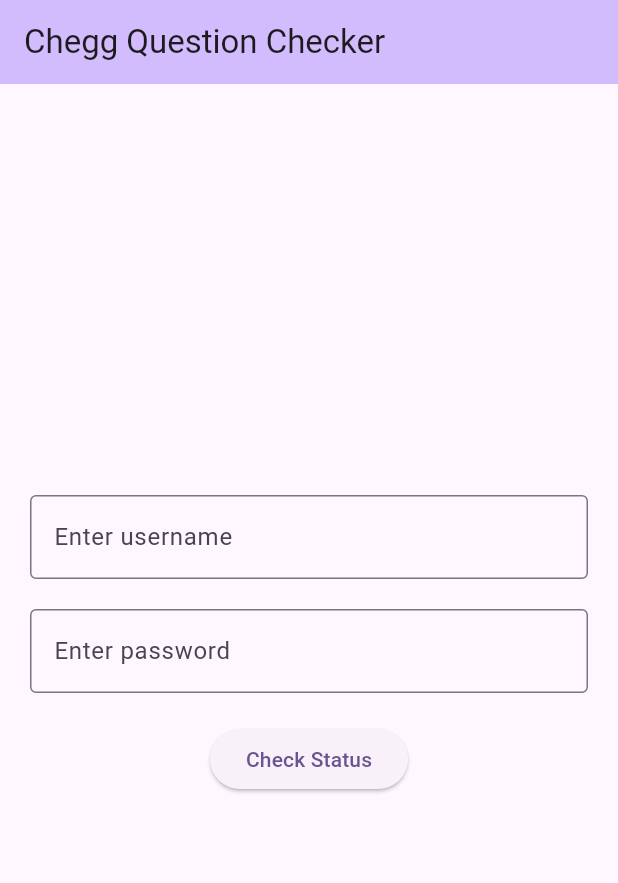
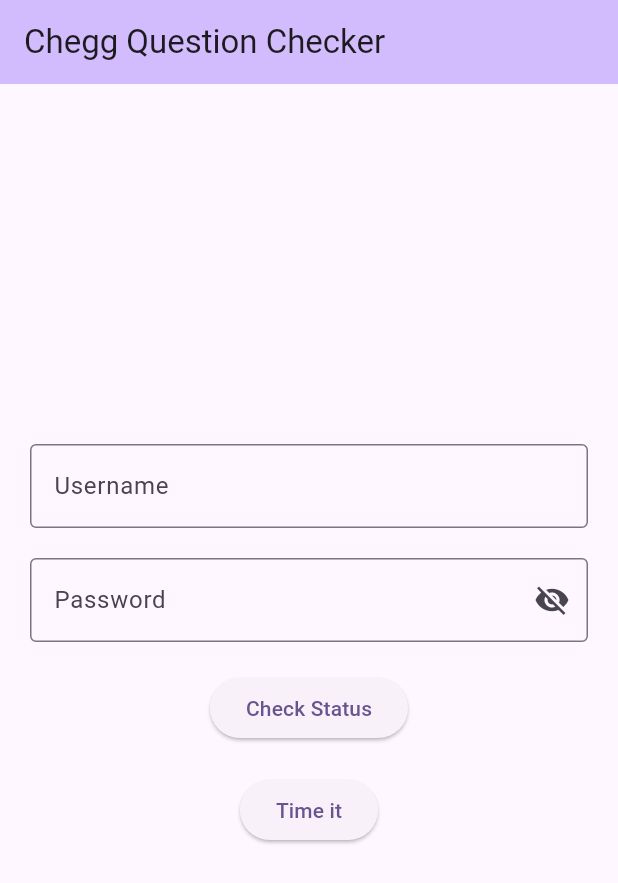
Before and after one commit to suraj-mandal/CheggNotifierFrontend, a Flutter app: the screen it shows after launch, on a phone screen of 412 x 824 dp. Shown: the top 883 px of the screen. Run offline on Flutter 3.47's test engine with Material 2 defaults, Android fonts, the phone set to English and light mode, and no system bars.

Commit message:
Fixed loading bug and better used error handling

```diff
--- /dev/null
+++ b/lib/exceptions/service_exceptions.dart
@@ -0,0 +1,13 @@
+import 'dart:io';
+
+class ServerException extends HttpException {
+  const ServerException(super.message);
+}
+
+class BadRequestException extends HttpException {
+  const BadRequestException(super.message);
+}
+
+class ClientException extends HttpException {
+  const ClientException(super.message);
+}
--- a/lib/pages/user_details_page.dart
+++ b/lib/pages/user_details_page.dart
@@ -1,14 +1,15 @@
+import 'package:chegg_no_question_notifier/exceptions/service_exceptions.dart';
 import 'package:chegg_no_question_notifier/model/availability_status.dart';
 import 'package:chegg_no_question_notifier/service/notification_service.dart';
+import 'package:chegg_no_question_notifier/widgets/separator.dart';
 import 'package:flutter/material.dart';
-
 
 class UserDetailsPage extends StatefulWidget {
   const UserDetailsPage({super.key, required this.title});
 
   // This widget is the home page of your application. It is stateful, meaning
   // that it has a State object (defined below) that contains fields that affect
-  // how it looks.
+  // how it looks.import 'package:chegg_no_question_notifier/exceptions/service_exceptions.dart';
 
   // This class is the configuration for the state. It holds the values (in this
   // case the title) provided by the parent (in this case the App widget) and
@@ -25,7 +26,14 @@ class _UserDetailsPageState extends State<UserDetailsPage> {
   // used to handle the input from the user
   final TextEditingController _usernameController = TextEditingController();
   final TextEditingController _passwordController = TextEditingController();
-  Future<AvailabilityStatus>? _availabilityStatus;
+  AvailabilityStatus? _availabilityStatus;
+
+  bool isTimerOn = false;
+  bool isLoading = false;
+
+  bool passwordVisible = false;
+
+  String? _error;
 
   @override
   Widget build(BuildContext context) {
@@ -37,57 +45,149 @@ class _UserDetailsPageState extends State<UserDetailsPage> {
       body: Container(
           alignment: Alignment.center,
           padding: const EdgeInsets.all(20.0),
-          child: buildColumn()),
-    );
-  }
-
-  Column buildColumn() {
-    return Column(
+          child: Column(
             mainAxisAlignment: MainAxisAlignment.center,
             children: <Widget>[
               TextField(
                 controller: _usernameController,
                 decoration: const InputDecoration(
-              hintText: 'Enter username', border: OutlineInputBorder()),
+                    hintText: 'Enter username',
+                    border: OutlineInputBorder(),
+                    labelText: 'Username'),
               ),
-        const Padding(padding: EdgeInsets.only(top: 10, bottom: 10)),
+              const Separator(),
               TextField(
                 controller: _passwordController,
-          decoration: const InputDecoration(
-              hintText: 'Enter password', border: OutlineInputBorder()),
-          obscureText: true,
+                obscureText: !passwordVisible,
+                decoration: InputDecoration(
+                    hintText: 'Enter password',
+                    border: const OutlineInputBorder(),
+                    labelText: 'Password',
+                    suffixIcon: IconButton(
+                      icon: Icon(passwordVisible
+                          ? Icons.visibility
+                          : Icons.visibility_off),
+                      onPressed: () {
+                        setState(() {
+                          passwordVisible = !passwordVisible;
+                        });
+                      },
+                    )),
               ),
-        const Padding(padding: EdgeInsets.only(top: 10, bottom: 10)),
+              const Separator(),
+              ElevatedButton(
+                  onPressed: () async {
+                    setState(() {
+                      _error = null;
+                      _availabilityStatus = null;
+                      isLoading = true;
+                    });
+                    NotificationService notificationService =
+                        NotificationService(
+                            username: _usernameController.text,
+                            password: _passwordController.text);
+                    try {
+                      var status =
+                          await notificationService.fetchQuestionStatus();
+                      setState(() {
+                        isLoading = false;
+                        _availabilityStatus = status;
+                      });
+                    } catch (e) {
+                      String serviceError = fetchErrorString(e);
+                      setState(() {
+                        isLoading = false;
+                        _error = serviceError;
+                      });
+                    }
+                  },
+                  child: const Text('Check Status')),
+              const Separator(),
+              Row(
+                mainAxisAlignment: MainAxisAlignment.center,
+                children: <Widget>[
                   ElevatedButton(
                       onPressed: () {
+                        // save the details to a cache db to be accessed later
+
+                        // simulate the timer that will send api requests after every 30 seconds
                         setState(() {
-                NotificationService notificationService = NotificationService(
-                    username: _usernameController.text,
-                    password: _passwordController.text);
-                _availabilityStatus = notificationService.fetchQuestionStatus();
+                          isTimerOn = true;
                         });
                       },
-            child: const Text('Check Status')),
-        const Padding(padding: EdgeInsets.only(top: 10, bottom: 10)),
-        (_availabilityStatus != null) ? buildFutureBuilder() : Container()
+                      child: const Text('Time it')),
+                  isTimerOn
+                      ? ElevatedButton(
+                          onPressed: () {
+                            setState(() {
+                              isTimerOn = false;
+                            });
+                          },
+                          child: const Text('Stop search'))
+                      : Container()
                 ],
+              ),
+              const Separator(),
+              isLoading ? const CircularProgressIndicator() : Container(),
+              _availabilityStatus != null
+                  ? buildResult(_availabilityStatus)
+                  : Container(),
+              buildError(_error)
+            ],
+          )),
     );
   }
 
-  FutureBuilder<AvailabilityStatus> buildFutureBuilder() {
-    return FutureBuilder<AvailabilityStatus>(
-        future: _availabilityStatus,
-        builder: (context, snapshot) {
-          if (snapshot.hasData) {
-            String output = snapshot.data!.available
-                ? 'Question Available'
-                : 'Question Not Available';
-            return Text(output);
-          } else if (snapshot.hasError) {
-            return Text('${snapshot.error}');
+  String fetchErrorString(Object e) {
+    if (e is ServerException) {
+      return 'Server is down. Try again later';
+    } else if (e is BadRequestException) {
+      return 'Invalid credentials';
+    } else if (e is ClientException) {
+      return 'Not connected to internet';
+    } else {
+      return 'Application has failed! Contact the developer';
+    }
   }
 
-          return const CircularProgressIndicator();
-        });
+  Widget buildError(String? error) {
+    if (error != null) {
+      return Text(error);
     }
+    return Container();
   }
+
+  Text buildResult(AvailabilityStatus? status) {
+    return status!.available
+        ? const Text('Question available')
+        : const Text('Question not available');
+  }
+
+  // Column buildColumn() {
+  //   return Column(
+  //     mainAxisAlignment: MainAxisAlignment.center,
+  //     children: <Widget>[],
+  //   );
+  // }
+
+  // FutureBuilder<AvailabilityStatus> buildFutureBuilder() {
+  //   return FutureBuilder<AvailabilityStatus>(
+  //       future: _availabilityStatus,
+  //       builder: (context, snapshot) {
+  //         if (snapshot.hasData) {
+  //           String output = snapshot.data!.available
+  //               ? 'Question Available'
+  //               : 'Question Not Available';
+  //           isLoading = false;
+  //           _availabilityStatus = null;
+  //           return Text(output);
+  //         } else if (snapshot.hasError) {
+  //           isLoading = false;
+  //           _availabilityStatus = null;
+  //           return Text('${snapshot.error}');
+  //         }
+
+  //         return isLoading ? const CircularProgressIndicator() : Container();
+  //       });
+  // }
+}
--- a/lib/widgets/user_auth_form.dart
+++ /dev/null
@@ -1,4 +0,0 @@
-
-class UserAuthForm {
-
-}
```
Also changed, not shown: lib/service/notification_service.dart (+16 -12 lines), lib/widgets/separator.dart (added, +10 -0 lines). Lines whose indentation alone changed are shown as unchanged.
